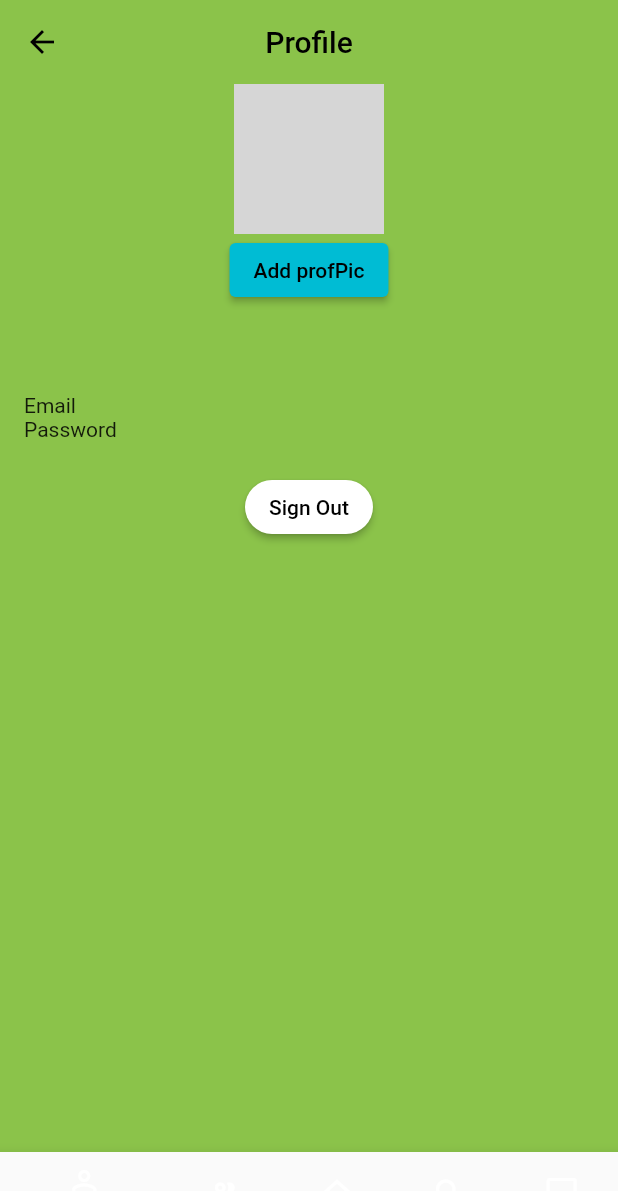
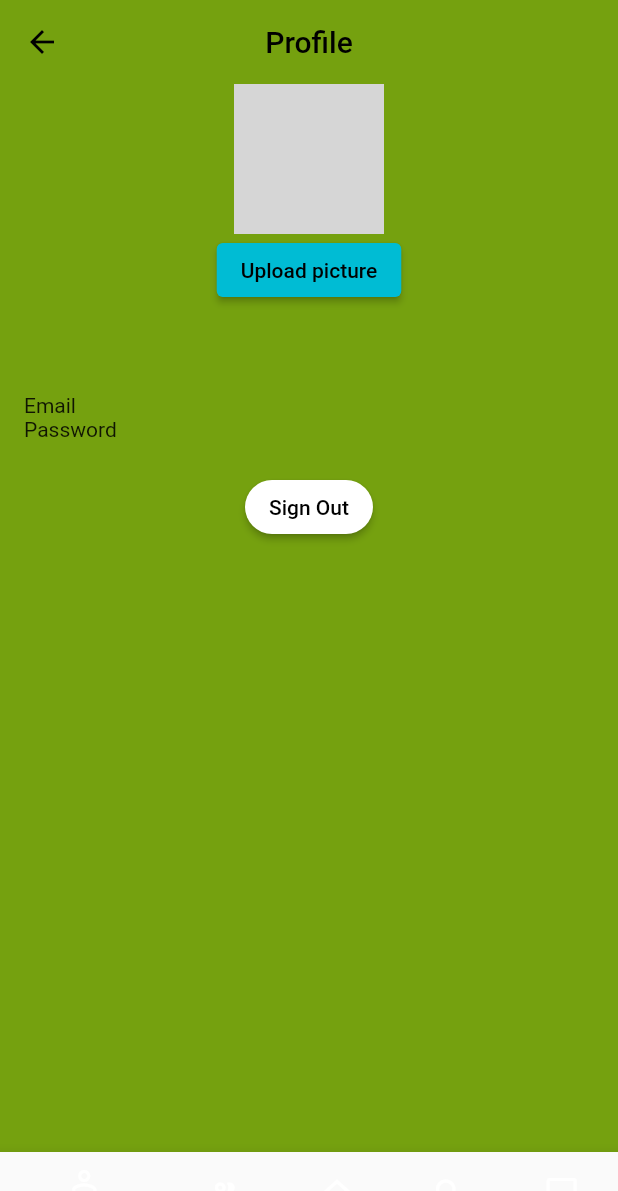
Before and after one commit to acm-projects/Book-Mates, a Flutter app: the ProfilePage screen opened by its route, on a phone screen of 412 x 824 dp. Shown: the top 1191 px of the screen. Run offline on Flutter 3.47's test engine with Material 2 defaults, Android fonts, the phone set to English and light mode, and no system bars; our stand-ins replace cloud_firestore, file_picker, firebase_auth, firebase_core, firebase_storage, flutter_local_notifications and 1 more; missing offline and left inert: flutter_background_service, flutter_background_service_android, flutter_pdfview, flutter_verification_code, restart_app; accounts and stored records are empty; network calls fail; Roboto replaces fonts that are missing (League Spartan, LeagueSpartan); grey boxes are pictures that could not be loaded.

Commit message:
bug fixes

```diff
--- a/lib/Group Operations/create_group.dart
+++ b/lib/Group Operations/create_group.dart
@@ -65,7 +65,9 @@ class _CreateGroupState extends State<CreateGroupScreen> {
                             groupID,
                           );
                           //send to the homepage after
-                          Navigator.of(context).popAndPushNamed('/listGroups');
+                          // Navigator.of(context).popAndPushNamed('/listGroups');
+                          Navigator.of(context).pop();
+                          Navigator.of(context).pop();
                         },
                         child: const Text('Ok')),
                   ],
--- a/lib/Group Operations/group_list.dart
+++ b/lib/Group Operations/group_list.dart
@@ -1,4 +1,5 @@
 import 'package:bookmates_app/Group%20Operations/group_repo.dart';
+import 'package:bookmates_app/demo_page.dart';
 import 'package:bookmates_app/library.dart';
 import 'package:cloud_firestore/cloud_firestore.dart';
 import 'package:firebase_auth/firebase_auth.dart';
@@ -50,7 +51,7 @@ class _GroupsState extends State<Groups> {
             children: groupCards,
           );
         } else {
-          return const CircularProgressIndicator();
+          return const DemoPage();
         }
       },
     );
--- a/lib/User Implementation/profile_page.dart
+++ b/lib/User Implementation/profile_page.dart
@@ -3,10 +3,16 @@ import 'dart:io';
 import 'package:bookmates_app/User%20Implementation/user_repo.dart';
 import 'package:firebase_auth/firebase_auth.dart';
 import 'package:flutter/material.dart';
+import 'package:restart_app/restart_app.dart';
 
-class ProfilePage extends StatelessWidget {
+class ProfilePage extends StatefulWidget {
   const ProfilePage({super.key});
 
+  @override
+  State<ProfilePage> createState() => _ProfilePageState();
+}
+
+class _ProfilePageState extends State<ProfilePage> {
 // the desc text describing user's elements in the profile page
   Widget _userDesc(String userField, userData) {
     return Row(
@@ -82,8 +88,14 @@ class ProfilePage extends StatelessWidget {
           radius: 50,
           backgroundColor: Colors.grey,
         ),
-        const ElevatedButton(
-            onPressed: uploadProfPic, child: Text('Add profPic')),
+        ElevatedButton(
+          onPressed: () async {
+            await uploadProfPic();
+            setState(() {});
+          },
+          child: const Text("Upload picture"),
+        ),
+            // onPressed: uploadProfPic, child: Text('Add profPic')),
         const SizedBox(height: 10), // For spacing
         Text(
           userName,
@@ -96,9 +108,9 @@ class ProfilePage extends StatelessWidget {
   @override
   Widget build(BuildContext context) {
     return Scaffold(
-      backgroundColor: Colors.lightGreen,
+      backgroundColor: const Color(0xFF75A10F),
       appBar: AppBar(
-        backgroundColor: Colors.lightGreen,
+        backgroundColor: const Color(0xFF75A10F),
         elevation: 0,
         title: const Text(
           'Profile',
--- a/lib/home_page.dart
+++ b/lib/home_page.dart
@@ -3,6 +3,7 @@ import 'package:bookmates_app/API/screens/book_search_screen.dart';
 import 'package:bookmates_app/Group%20Operations/group_home.dart';
 import 'package:bookmates_app/Group%20Operations/group_list.dart';
 import 'package:bookmates_app/Milestone/milestone_page.dart';
+import 'package:bookmates_app/demo_page.dart';
 import 'package:firebase_auth/firebase_auth.dart';
 import 'PDF Upload/pdf_screen.dart';
 import 'package:bookmates_app/Group Operations/create_group.dart';
@@ -73,7 +74,7 @@ class _HomePageState extends State<HomePage> with WidgetsBindingObserver {
           builder:
               (BuildContext context, AsyncSnapshot<QuerySnapshot> snapshot) {
             if (!snapshot.hasData) {
-              return const CircularProgressIndicator();
+              return const DemoPage();
             }
             return ListView(
               children: snapshot.data!.docs.map((document) {
```
Also changed, not shown: lib/Group Operations/group_home.dart (+12 -7 lines), lib/Group Operations/group_widget_tree.dart (+21 -6 lines), lib/Notification/notification_service.dart (+16 -9 lines), 2 other files.
